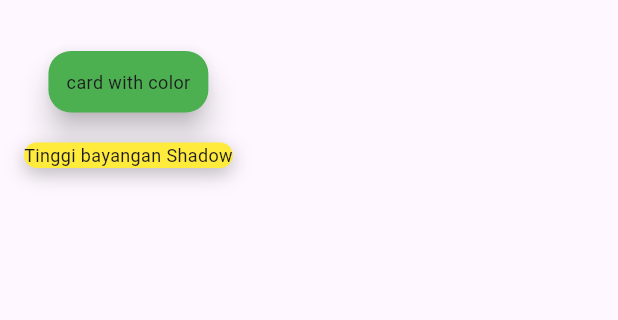
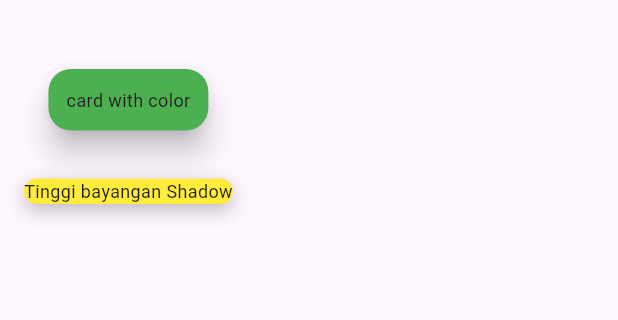
Before and after one commit to adityaaji03/tugas_week_8_1123150023, a Flutter app: the screen it shows after launch, on a phone screen of 412 x 824 dp, the part 63-383 px from its top. Run offline on Flutter 3.47's test engine with Material 3 defaults, Android fonts, the phone set to English and light mode, and no system bars.

Commit message:
menambahkan margin

```diff
--- a/lib/pages/page_card_01.dart
+++ b/lib/pages/page_card_01.dart
@@ -13,7 +13,7 @@ class MyPages extends StatelessWidget {
           children: [
             Card(
               shape: RoundedRectangleBorder(borderRadius: BorderRadius.circular(15.0)),
-
+              margin: EdgeInsets.all(16.0),
               elevation: 8,
               color: Colors.green,
               child: Padding(
```
